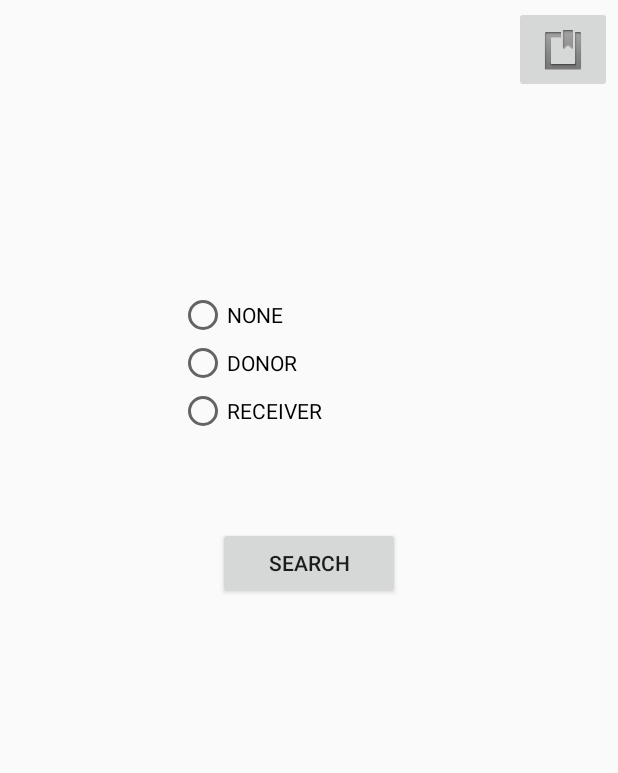
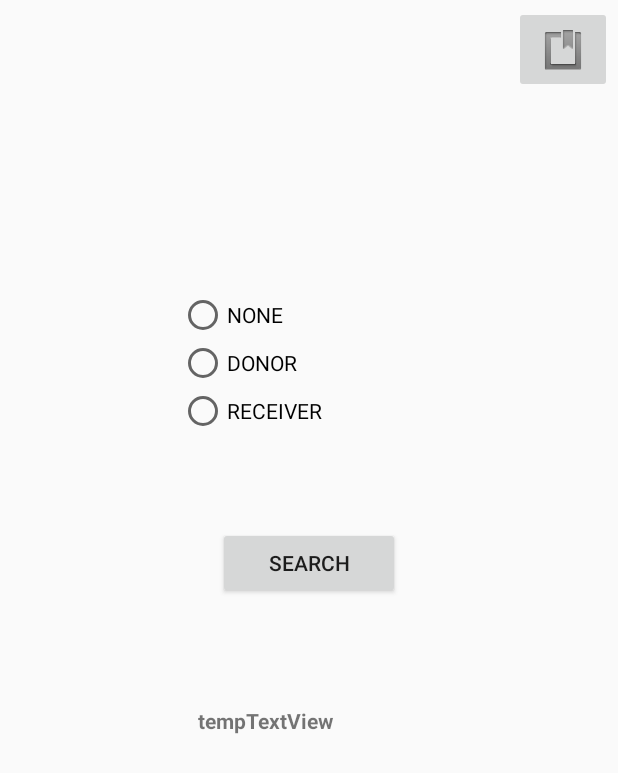
Before and after one commit to saunakbis97/Blood-Find-Application, an Android app: the layout activity_homepage.xml on its own in the app's theme, with its tools: preview values and no code run, on a phone screen of 412 x 824 dp. Shown: the top 773 px of the screen. Run offline under Robolectric (Android 15) with nearby library versions, the phone set to English and light mode, and no system bars.

```diff
--- a/app/src/main/java/com/example/bloodfindapplication/DatabaseHelper1.java
+++ b/app/src/main/java/com/example/bloodfindapplication/DatabaseHelper1.java
@@ -80,4 +80,10 @@ class DatabaseHelper1 extends SQLiteOpenHelper {
         db.update("user",contentValues,"email=?",new String[] {email});
         return true;
     }
+
+    public Cursor getCategory(String emailString) {
+        SQLiteDatabase db=this.getReadableDatabase();
+        Cursor categoryCursor = db.rawQuery("select category from user where email=?",new String[]{emailString});
+        return categoryCursor;
+    }
 }
--- a/app/src/main/res/layout/activity_homepage.xml
+++ b/app/src/main/res/layout/activity_homepage.xml
@@ -58,4 +58,15 @@
         app:layout_constraintStart_toStartOf="parent"
         app:layout_constraintTop_toBottomOf="@+id/radioGroupStatus" />
 
+    <TextView
+        android:id="@+id/tempTextView"
+        android:layout_width="148dp"
+        android:layout_height="24dp"
+        android:layout_marginTop="71dp"
+        android:text="tempTextView"
+        android:textStyle="bold"
+        app:layout_constraintEnd_toEndOf="parent"
+        app:layout_constraintStart_toStartOf="parent"
+        app:layout_constraintTop_toBottomOf="@+id/homepageSearchButton" />
+
 </android.support.constraint.ConstraintLayout>
```
Also changed, not shown: app/src/main/java/com/example/bloodfindapplication/Homepage.java (+46 -5 lines).
